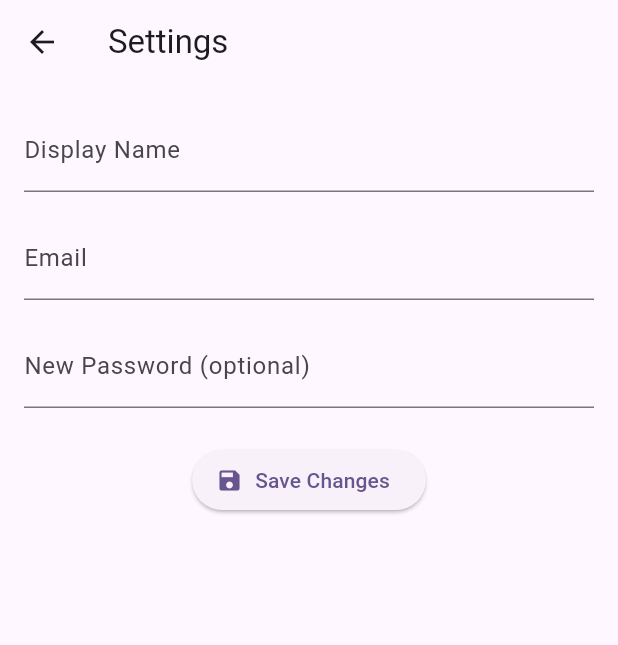
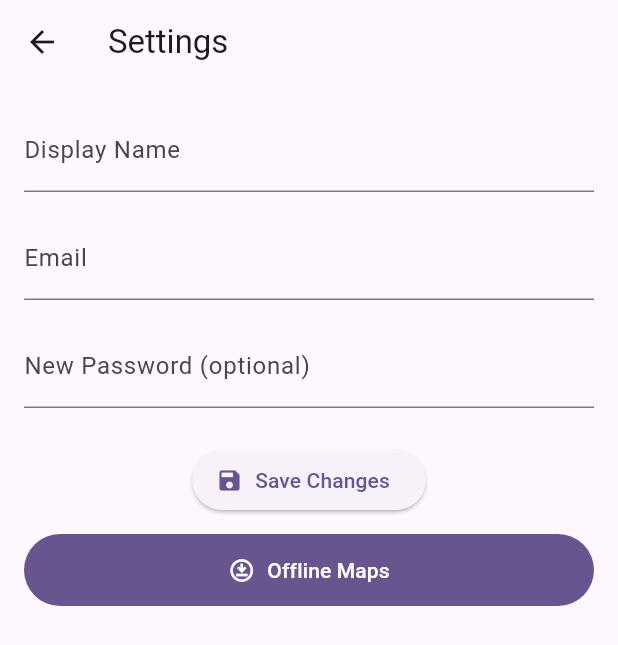
Before and after one commit to Samlopez-8112/Capstone, a Flutter app: the SettingsScreen screen opened directly, on a phone screen of 412 x 824 dp. Shown: the top 645 px of the screen. Run offline on Flutter 3.47's test engine with Material 3 defaults, Android fonts, the phone set to English and light mode, and no system bars; our stand-ins replace cloud_firestore, device_info_plus, firebase_auth, firebase_core, flutter_dotenv, flutter_secure_storage and 5 more; missing offline and left inert: encrypt, firebase_app_check, flutter_polyline_points, mapbox_maps_flutter; accounts and stored records are empty.

Commit message:
iOS working and Base for Offline maps

```diff
--- a/capstone/lib/screens/settings_screen.dart
+++ b/capstone/lib/screens/settings_screen.dart
@@ -2,6 +2,7 @@ import 'package:flutter/material.dart';
 import 'package:firebase_auth/firebase_auth.dart';
 import 'package:cloud_firestore/cloud_firestore.dart';
 import '../services/encryption_service.dart';
+import '../offline_maps/offline_maps_page';
 
 class SettingsScreen extends StatefulWidget {
   const SettingsScreen({super.key});
@@ -130,6 +131,31 @@ class _SettingsScreenState extends State<SettingsScreen> {
                 label: const Text('Save Changes'),
                 onPressed: _saveChanges,
               ),
+
+              //Offline Maps button
+              const SizedBox(height: 12),
+              SizedBox(
+                width: double.infinity,
+                child: ElevatedButton.icon(
+                  icon: const Icon(Icons.download_for_offline_outlined),
+                  label: const Text('Offline Maps'),
+                  style: ElevatedButton.styleFrom(
+                    shape: const StadiumBorder(),                 // oval/pill
+                    padding: const EdgeInsets.symmetric(vertical: 14),
+                    backgroundColor: Theme.of(context).colorScheme.primary,
+                    foregroundColor: Theme.of(context).colorScheme.onPrimary,
+                    elevation: 0,
+                  ),
+                  onPressed: () {
+                    Navigator.of(context).push(
+                      MaterialPageRoute(
+                        builder: (_) => const OfflineMapsPage(),
+                      ),
+                    );
+                  },
+                ),
+              ),
+              // ----------------------------------------------------------------
             ],
           ),
         ),
```
Also changed, not shown: capstone/pubspec.lock, 16 other files.
